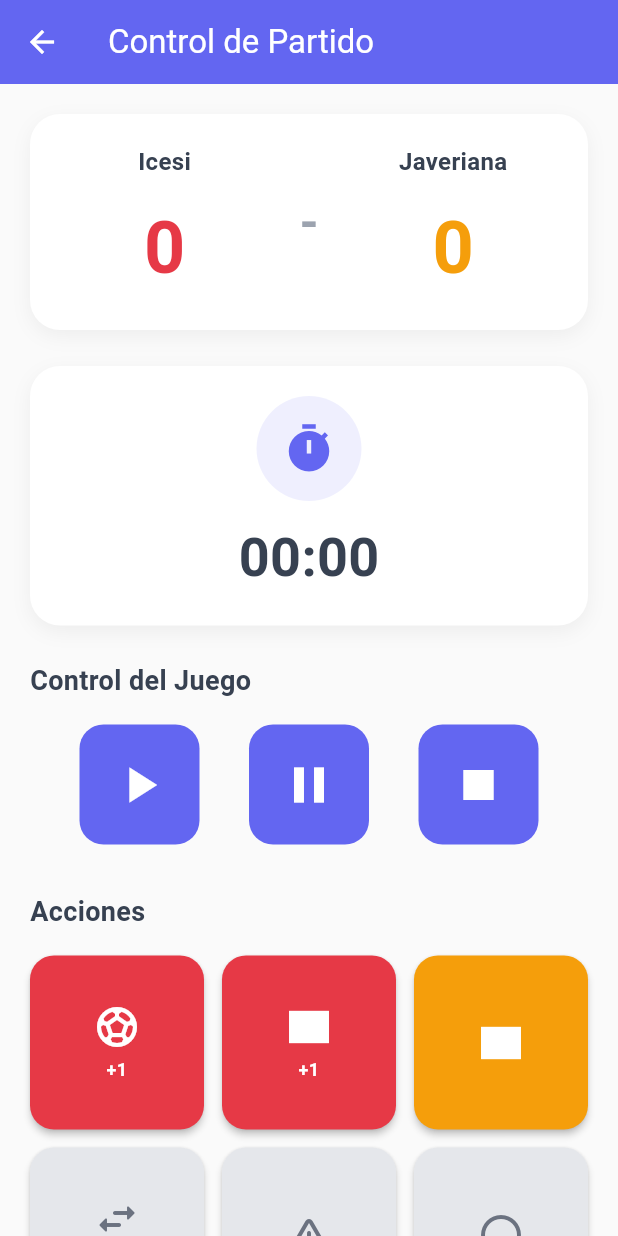
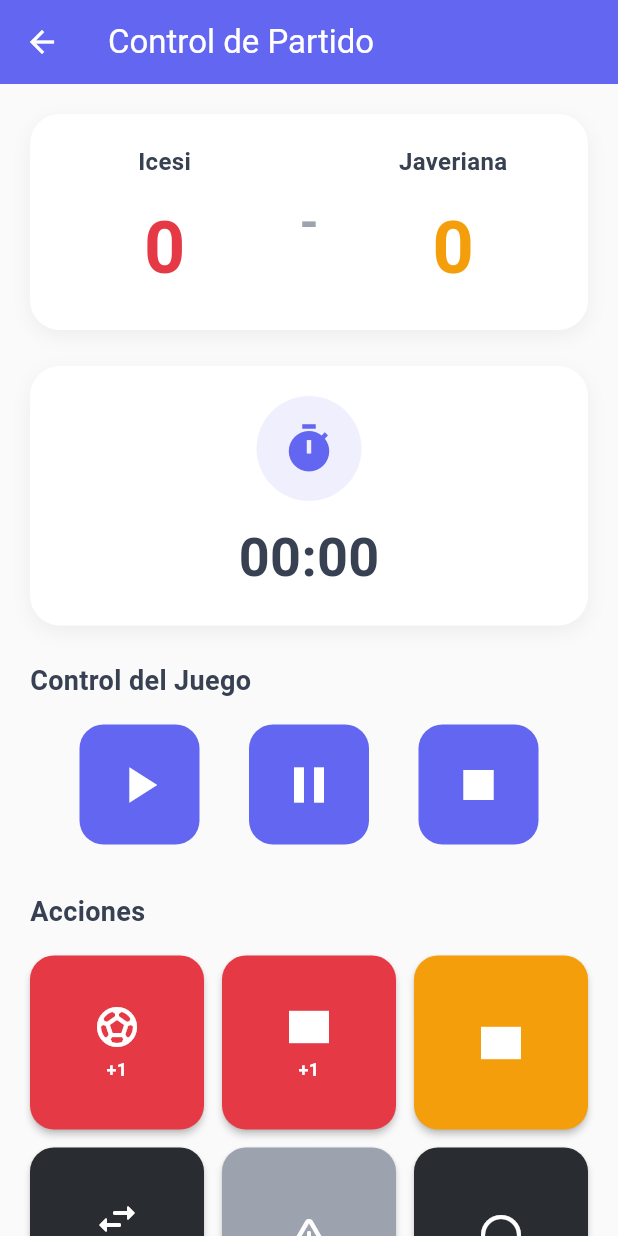
Before and after one commit to yei5/match_track, a Flutter app: the screen it shows after launch, after a tap on "Control de Partido", on a phone screen of 412 x 824 dp. Run offline on Flutter 3.47's test engine with Material 3 defaults, Android fonts, the phone set to English and light mode, and no system bars; our stand-ins replace flutter_dotenv.

Commit message:
style: Apply exact color palette from design
Colors updated to match design specification:
- Primary: #6366F1 (purple/blue)
- Background: #FAFAFA (white)
- Text dark: #374151
- Surface: #F3F4F6
- Black: #000000
- Red/Goal: #E63946
- Gray dark: #292D32 (substitution, end time)
- Gray light: #9CA3AF (interruption)
- Yellow/Orange: #F59E0B
- White: #FFFFFF

All action buttons now use exact hex values from design palette.

```diff
--- a/lib/core/theme/app_colors_new.dart
+++ b/lib/core/theme/app_colors_new.dart
@@ -1,23 +1,24 @@
 import 'package:flutter/material.dart';
 
 class AppColors {
-  // Colores principales del diseño
+  // Colores principales del diseño (desde Figma/diseño)
   static const Color primary = Color(0xFF6366F1); // Morado/Azul principal
   static const Color background = Color(0xFFFAFAFA); // Fondo blanco
   static const Color textDark = Color(0xFF374151); // Texto oscuro
   static const Color textLight = Color(0xFF9CA3AF); // Texto claro
   static const Color surface = Color(0xFFF3F4F6); // Superficie gris claro
+  static const Color darkBackground = Color(0xFF000000); // Fondo negro
 
   // Colores de equipos
   static const Color homeTeam = Color(0xFFE63946); // Rojo para equipo local
   static const Color awayTeam = Color(0xFFF59E0B); // Naranja para equipo visitante
 
   // Colores de eventos
-  static const Color goal = Color(0xFF10B981); // Verde para goles
+  static const Color goal = Color(0xFFE63946); // Rojo para goles
   static const Color redCard = Color(0xFFE63946); // Rojo para tarjeta roja
   static const Color yellowCard = Color(0xFFF59E0B); // Amarillo para tarjeta amarilla
-  static const Color substitution = Color(0xFF6366F1); // Morado para sustitución
-  static const Color interruption = Color(0xFF8B5CF6); // Morado claro para interrupciones
+  static const Color substitution = Color(0xFF292D32); // Gris oscuro para sustitución
+  static const Color interruption = Color(0xFF9CA3AF); // Gris para interrupciones
 
   // Colores de controles
   static const Color playButton = Color(0xFF6366F1);
@@ -27,4 +28,5 @@ class AppColors {
   // Otros
   static const Color white = Color(0xFFFFFFFF);
   static const Color black = Color(0xFF000000);
+  static const Color gray = Color(0xFF9CA3AF);
 }
--- a/lib/features/match/ui/screens/match_control_screen.dart
+++ b/lib/features/match/ui/screens/match_control_screen.dart
@@ -53,8 +53,14 @@ class _MatchControlScreenState extends State<MatchControlScreen> {
     String? label,
     Color? iconColor,
   }) {
-    final bool isLight = color == const Color(0xFFE5E7EB);
-    final Color finalIconColor = iconColor ?? (isLight ? const Color(0xFF6B7280) : Colors.white);
+    // Determinar si el botón es claro o oscuro
+    final bool isDark = color == const Color(0xFF292D32);
+    final bool isGray = color == const Color(0xFF9CA3AF);
+
+    final Color finalIconColor = iconColor ??
+      (isDark || isGray ? Colors.white :
+       color == const Color(0xFFE63946) || color == const Color(0xFFF59E0B) ? Colors.white :
+       const Color(0xFF6B7280));
 
     return Material(
       color: color,
@@ -318,7 +324,7 @@ class _MatchControlScreenState extends State<MatchControlScreen> {
                   // Sustitución
                   _actionButton(
                     icon: Icons.swap_horiz_rounded,
-                    color: const Color(0xFFE5E7EB), // Gris claro
+                    color: const Color(0xFF292D32), // Gris oscuro
                     onTap: () {
                       // TODO: Abrir diálogo de sustitución
                       ScaffoldMessenger.of(context).showSnackBar(
@@ -330,7 +336,7 @@ class _MatchControlScreenState extends State<MatchControlScreen> {
                   // Interrupción
                   _actionButton(
                     icon: Icons.warning_amber_rounded,
-                    color: const Color(0xFFE5E7EB), // Gris claro
+                    color: const Color(0xFF9CA3AF), // Gris
                     onTap: () {
                       // TODO: Abrir diálogo de interrupción
                       ScaffoldMessenger.of(context).showSnackBar(
@@ -341,7 +347,7 @@ class _MatchControlScreenState extends State<MatchControlScreen> {
                   // Fin de Tiempo
                   _actionButton(
                     icon: Icons.circle_outlined,
-                    color: const Color(0xFFE5E7EB), // Gris claro
+                    color: const Color(0xFF292D32), // Gris oscuro
                     onTap: () {
                       controller.endHalfTime();
                       ScaffoldMessenger.of(context).showSnackBar(
```
